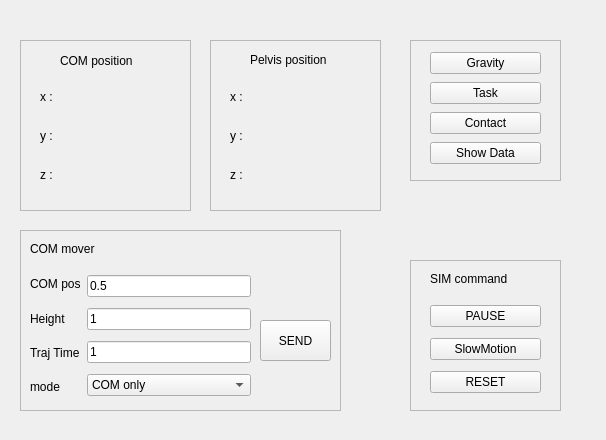
Qt form dyros_red_gui/resource/DyrosRed.ui (saga0619/dyros_red) before a commit.
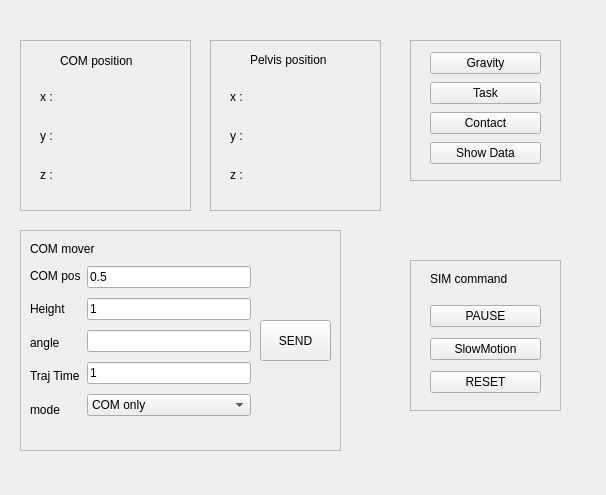
The same form after that commit.

```diff
--- a/dyros_red_gui/resource/DyrosRed.ui
+++ b/dyros_red_gui/resource/DyrosRed.ui
@@ -7,7 +7,7 @@
                 <x>0</x>
                 <y>0</y>
                 <width>606</width>
-                <height>440</height>
+                <height>495</height>
             </rect>
         </property>
         <property name="windowTitle">
@@ -19,7 +19,7 @@
                     <x>20</x>
                     <y>230</y>
                     <width>321</width>
-                    <height>181</height>
+                    <height>221</height>
                 </rect>
             </property>
             <property name="frameShape">
@@ -32,9 +32,9 @@
                 <property name="geometry">
                     <rect>
                         <x>10</x>
-                        <y>40</y>
+                        <y>32</y>
                         <width>221</width>
-                        <height>131</height>
+                        <height>161</height>
                     </rect>
                 </property>
                 <layout class="QHBoxLayout" name="horizontalLayout">
@@ -54,6 +54,13 @@
                                     </property>
                                 </widget>
                             </item>
+                            <item>
+                                <widget class="QLabel" name="label_21">
+                                    <property name="text">
+                                        <string>angle</string>
+                                    </property>
+                                </widget>
+                            </item>
                             <item>
                                 <widget class="QLabel" name="label_5">
                                     <property name="text">
@@ -89,6 +96,9 @@
                                     </property>
                                 </widget>
                             </item>
+                            <item>
+                                <widget class="QLineEdit" name="text_angle"/>
+                            </item>
                             <item>
                                 <widget class="QLineEdit" name="text_time">
                                     <property name="toolTip">
```
Left out of the diff: 30 changed lines with no effect on the pictures.
